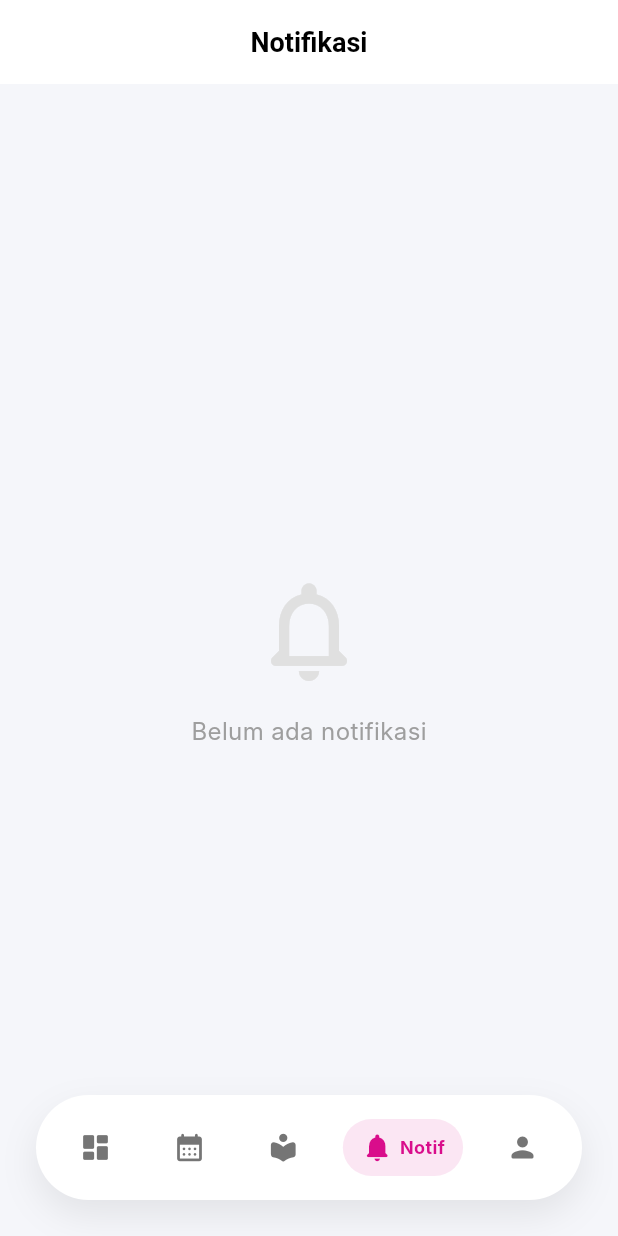
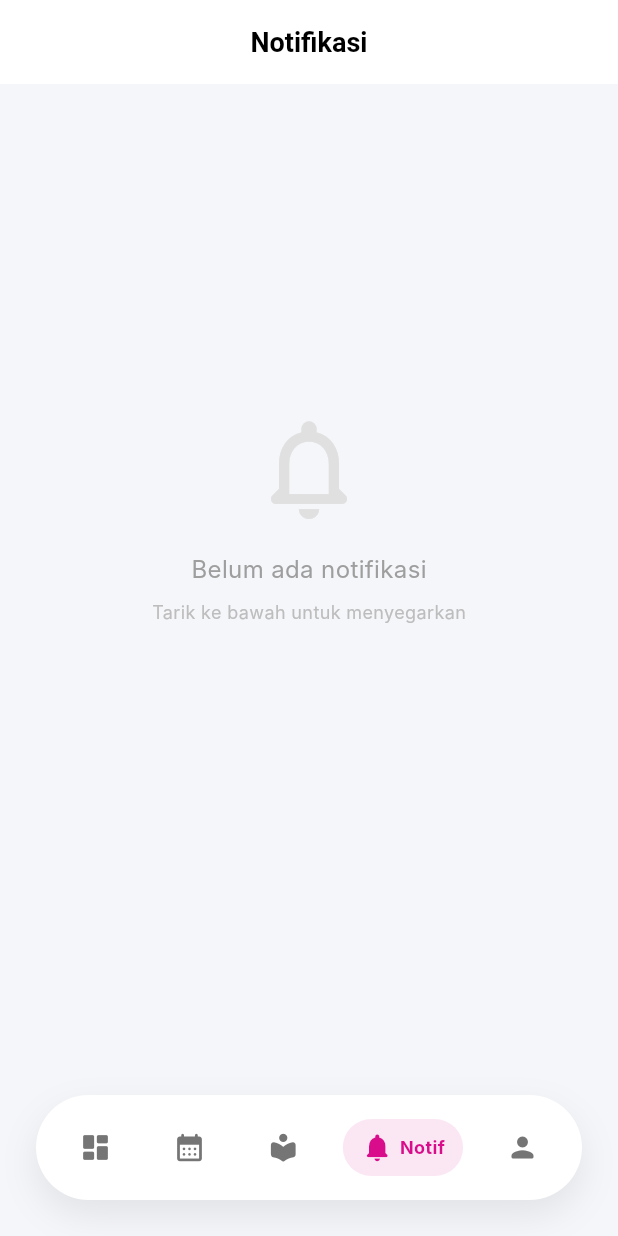
Before and after one commit to wahyusmktel/Plex-Mobile-App, a Flutter app: the DashboardScreen screen opened directly, after a tap on the "notifications none" icon, on a phone screen of 412 x 824 dp. Run offline on Flutter 3.47's test engine with Material 3 defaults, Android fonts, the phone set to English and light mode, and no system bars; our stand-ins replace audio_video_progress_bar, carousel_slider, chewie, dio, file_picker, flutter_widget_from_html and 5 more; missing offline and left inert: page_flip, pdfx; accounts and stored records are empty; network calls fail; Roboto replaces fonts that are missing (Inter).

Commit message:
feat: Add dashboard, e-library, and notification screens to the application.

```diff
--- a/lib/screens/dashboard_screen.dart
+++ b/lib/screens/dashboard_screen.dart
@@ -119,6 +119,11 @@ class _DashboardScreenState extends State<DashboardScreen> {
               onProfileTap: () => setState(() => _selectedIndex = 4),
             ),
             Expanded(
+              child: RefreshIndicator(
+                onRefresh: () async {
+                  await _loadUnreadCount();
+                  await auth.getDashboardStats();
+                },
                 child: ListView(
                   padding: const EdgeInsets.only(bottom: 100),
                   children: [
@@ -175,7 +180,9 @@ class _DashboardScreenState extends State<DashboardScreen> {
                               icon: user?.role == 'siswa'
                                   ? Icons.how_to_reg_rounded
                                   : Icons.face,
-                            label: user?.role == 'siswa' ? "Absensi" : "Siswa",
+                              label: user?.role == 'siswa'
+                                  ? "Absensi"
+                                  : "Siswa",
                               color: Colors.blue,
                               onTap: () {
                                 if (user?.role == 'siswa') {
@@ -211,7 +218,8 @@ class _DashboardScreenState extends State<DashboardScreen> {
                                 Navigator.push(
                                   context,
                                   MaterialPageRoute(
-                                  builder: (context) => const ScheduleScreen(),
+                                    builder: (context) =>
+                                        const ScheduleScreen(),
                                   ),
                                 );
                               },
@@ -265,7 +273,8 @@ class _DashboardScreenState extends State<DashboardScreen> {
                                 Navigator.push(
                                   context,
                                   MaterialPageRoute(
-                                  builder: (context) => const ForumListScreen(),
+                                    builder: (context) =>
+                                        const ForumListScreen(),
                                   ),
                                 );
                               },
@@ -364,6 +373,7 @@ class _DashboardScreenState extends State<DashboardScreen> {
                   ],
                 ),
               ),
+            ),
           ],
         );
       },
--- a/lib/screens/elibrary_detail_screen.dart
+++ b/lib/screens/elibrary_detail_screen.dart
@@ -307,7 +307,7 @@ class _ELibraryDetailScreenState extends State<ELibraryDetailScreen> {
                           ),
                         ),
                         Text(
-                          'Sampai ${borrowingInfo['tanggal_kembali']} (${borrowingInfo['remaining_days']} hari lagi)',
+                          'Sampai ${borrowingInfo['tanggal_kembali']} (${(borrowingInfo['remaining_days'] as num).toInt()} hari lagi)',
                           style: const TextStyle(
                             fontSize: 12,
                             color: Colors.green,
--- a/lib/screens/elibrary_screen.dart
+++ b/lib/screens/elibrary_screen.dart
@@ -212,7 +212,13 @@ class _ELibraryScreenState extends State<ELibraryScreen>
     }
 
     if (_items.isEmpty) {
-      return Center(
+      return RefreshIndicator(
+        onRefresh: _loadCatalog,
+        child: SingleChildScrollView(
+          physics: const AlwaysScrollableScrollPhysics(),
+          child: Container(
+            height: MediaQuery.of(context).size.height * 0.5,
+            alignment: Alignment.center,
             child: Column(
               mainAxisAlignment: MainAxisAlignment.center,
               children: [
@@ -229,7 +235,14 @@ class _ELibraryScreenState extends State<ELibraryScreen>
                     fontWeight: FontWeight.bold,
                   ),
                 ),
+                const SizedBox(height: 8),
+                Text(
+                  "Tarik ke bawah untuk memuat ulang",
+                  style: TextStyle(color: Colors.grey[400], fontSize: 12),
+                ),
               ],
+            ),
+          ),
         ),
       );
     }
--- a/lib/screens/notification_screen.dart
+++ b/lib/screens/notification_screen.dart
@@ -171,7 +171,11 @@ class _NotificationScreenState extends State<NotificationScreen> {
   }
 
   Widget _buildEmptyState() {
-    return Center(
+    return SingleChildScrollView(
+      physics: const AlwaysScrollableScrollPhysics(),
+      child: Container(
+        height: MediaQuery.of(context).size.height * 0.7,
+        alignment: Alignment.center,
         child: Column(
           mainAxisAlignment: MainAxisAlignment.center,
           children: [
@@ -185,7 +189,13 @@ class _NotificationScreenState extends State<NotificationScreen> {
               "Belum ada notifikasi",
               style: TextStyle(color: Colors.grey[500], fontSize: 16),
             ),
+            const SizedBox(height: 8),
+            Text(
+              "Tarik ke bawah untuk menyegarkan",
+              style: TextStyle(color: Colors.grey[400], fontSize: 12),
+            ),
           ],
+        ),
       ),
     );
   }
```
Lines whose indentation alone changed are shown as unchanged.
